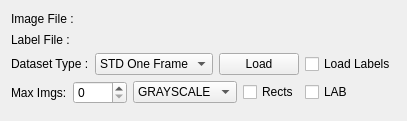
This is util/ReaderGUI.ui in Boazrciasn/RDFramework as Qt 5 draws it before an edit. The edited form follows.
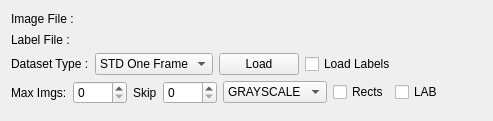
This is the edited form.

Commit message: skip while loading

```diff
--- a/util/ReaderGUI.ui
+++ b/util/ReaderGUI.ui
@@ -6,7 +6,7 @@
    <rect>
     <x>0</x>
     <y>0</y>
-    <width>395</width>
+    <width>493</width>
     <height>121</height>
    </rect>
   </property>
@@ -138,6 +138,23 @@
        </property>
       </widget>
      </item>
+     <item>
+      <widget class="QLabel" name="DatasetType_label_3">
+       <property name="text">
+        <string>Skip</string>
+       </property>
+      </widget>
+     </item>
+     <item>
+      <widget class="QSpinBox" name="skip_img_load_spinBox">
+       <property name="maximum">
+        <number>1000</number>
+       </property>
+       <property name="singleStep">
+        <number>100</number>
+       </property>
+      </widget>
+     </item>
      <item>
       <widget class="QComboBox" name="Load_color_comboBox">
        <item>
```
The commit also changes 1 other file.
